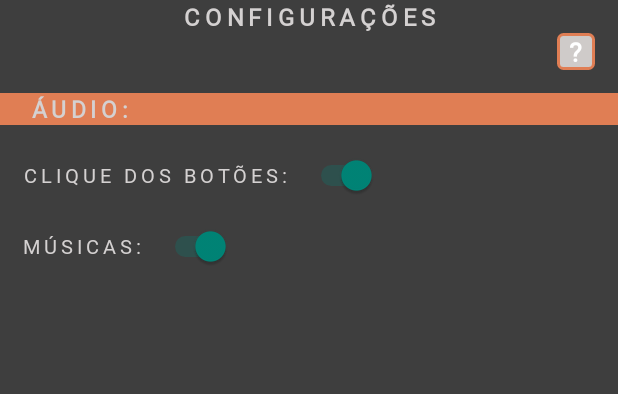
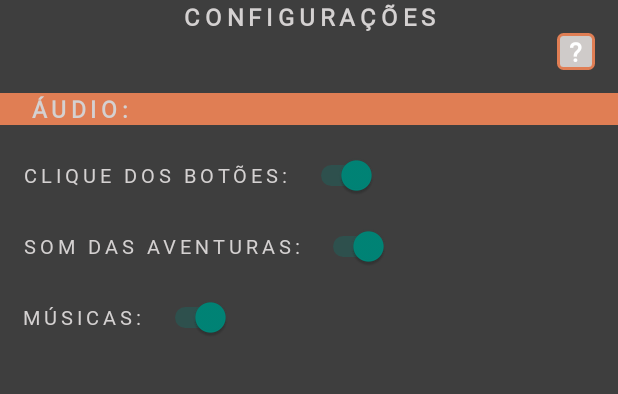
Before and after one commit to PedroKBarros/RPG_CL_Project, an Android app: the screen it shows after launch (ConfiguracaoAppActivity), after a tap on "CONFIGURAÇÕES", on a phone screen of 412 x 824 dp, the part 132-526 px from its top. Run offline under Robolectric (Android 15) with nearby library versions, the phone set to English and light mode, and no system bars.

Commit message:
Incluida e desenvolvida configuracao geral de som das aventuras.

```diff
--- a/app/src/main/java/usuario/app/rpg_cl_project/ConfiguracaoAppActivity.java
+++ b/app/src/main/java/usuario/app/rpg_cl_project/ConfiguracaoAppActivity.java
@@ -30,6 +30,7 @@ public class ConfiguracaoAppActivity extends AppCompatActivity {
     private ConfiguracaoApp configuracaoApp;
     private Switch switchConfigSomBotoes;
     private Switch switchConfigSomMusicas;
+    private Switch switchConfigSomAventuras;
     private TextView headerTitle;
     private TextView txtHelp;
     private ExecutaMensagem executaMensagem;
@@ -53,11 +54,13 @@ public class ConfiguracaoAppActivity extends AppCompatActivity {
     private void armazenaValoresConfigOnCreate(){
         valoresConfigOnCreate.add(switchConfigSomBotoes.isChecked());
         valoresConfigOnCreate.add(switchConfigSomMusicas.isChecked());
+        valoresConfigOnCreate.add(switchConfigSomAventuras.isChecked());
     }
 
     private void armazenaValoresConfigOnPause(){
         valoresConfigOnPause.add(switchConfigSomBotoes.isChecked());
         valoresConfigOnPause.add(switchConfigSomMusicas.isChecked());
+        valoresConfigOnPause.add(switchConfigSomAventuras.isChecked());
     }
 
     private void defineThreadBDAtualizaValorConfigs(){
@@ -78,6 +81,13 @@ public class ConfiguracaoAppActivity extends AppCompatActivity {
                     valorOnPause = (boolean) valoresConfigOnPause.get(1);
                     if (valorOnCreate != valorOnPause){
                         repositorioTbConfigApp.alteraValorTupla(2, valorOnPause == true ? 1 : 0);
+                    }
+
+                    //SOM AVENTURAS:
+                    valorOnCreate = (boolean) valoresConfigOnCreate.get(2);
+                    valorOnPause = (boolean) valoresConfigOnPause.get(2);
+                    if (valorOnCreate != valorOnPause){
+                        repositorioTbConfigApp.alteraValorTupla(3, valorOnPause == true ? 1 : 0);
                     }
                 }catch(SQLException e){
                     encerraRecursosBD();
@@ -126,7 +136,7 @@ public class ConfiguracaoAppActivity extends AppCompatActivity {
                             ConfiguracaoGeral configuracaoGeral = configuracaoApp.getConfiguracoesGerais().get(0);
                             if (configuracaoGeral.getValor() == 0) {
                                 switchConfigSomBotoes.setChecked(false);
-                        }else{
+                            }else{
                                 switchConfigSomBotoes.setChecked(true);
                             }
 
@@ -136,6 +146,14 @@ public class ConfiguracaoAppActivity extends AppCompatActivity {
                                 switchConfigSomMusicas.setChecked(false);
                             }else{
                                 switchConfigSomMusicas.setChecked(true);
+                            }
+
+                            //SOM AVENTURAS:
+                            configuracaoGeral = configuracaoApp.getConfiguracoesGerais().get(2);
+                            if (configuracaoGeral.getValor() == 0) {
+                                switchConfigSomAventuras.setChecked(false);
+                            }else{
+                                switchConfigSomAventuras.setChecked(true);
                             }
 
                             //Armazenando valores das configuracoes ao se inicar a activity
@@ -185,6 +203,7 @@ public class ConfiguracaoAppActivity extends AppCompatActivity {
         activityAtual = this;
         switchConfigSomBotoes = (Switch) findViewById(R.id.swt_som_botoes);
         switchConfigSomMusicas = (Switch) findViewById(R.id.swt_som_musica);
+        switchConfigSomAventuras = (Switch) findViewById(R.id.swt_som_aventuras);
         headerTitle = (TextView) findViewById(R.id.txt_titulo_cabecalho);
         headerTitle.setText("CONFIGURAÇÕES");
         txtHelp = (TextView) findViewById(R.id.txt_ajuda_cabecalho);
--- a/app/src/main/java/usuario/app/rpg_cl_project/database/ddl/DadosOpenHelper.java
+++ b/app/src/main/java/usuario/app/rpg_cl_project/database/ddl/DadosOpenHelper.java
@@ -47,6 +47,7 @@ public class DadosOpenHelper extends SQLiteOpenHelper {
         //  TB_CONFIG_APP:
         db.execSQL(ScriptDML.retornaInsercaoConfigSomBotoesTuplaTbConfigApp());
         db.execSQL(ScriptDML.retornaInsercaoConfigSomMusicasTuplaTbConfigApp());
+        db.execSQL(ScriptDML.retornaInsercaoConfigSomAventurasTuplaTbConfigApp());
 
         //  TB_CATEGORIA_TIPO:
         db.execSQL(ScriptDML.retornaInsercaoCategoria0TbCategoriaTipo());
--- a/app/src/main/java/usuario/app/rpg_cl_project/database/dml/repositorios/ScriptDML.java
+++ b/app/src/main/java/usuario/app/rpg_cl_project/database/dml/repositorios/ScriptDML.java
@@ -143,6 +143,13 @@ public class ScriptDML {
     public static String retornaInsercaoConfigSomBotoesTuplaTbConfigApp(){
         StringBuilder sql = new StringBuilder();
         sql.append("INSERT INTO TB_CONFIG_APP(chave, valor_min, valor_max, valor) VALUES('som_botoes', 0, 1, 1)");
+
+        return sql.toString();
+    }
+
+    public static String retornaInsercaoConfigSomAventurasTuplaTbConfigApp(){
+        StringBuilder sql = new StringBuilder();
+        sql.append("INSERT INTO TB_CONFIG_APP(chave, valor_min, valor_max, valor) VALUES('som_aventuras', 0, 1, 1)");
 
         return sql.toString();
     }
--- a/app/src/main/res/layout/activity_configuracao_app.xml
+++ b/app/src/main/res/layout/activity_configuracao_app.xml
@@ -38,6 +38,20 @@
                 android:textSize="13sp" />
 
         <Switch
+            android:id="@+id/swt_som_aventuras"
+            android:layout_width="wrap_content"
+            android:layout_height="wrap_content"
+            android:checked="true"
+            android:layout_marginTop="20dp"
+            android:layout_marginLeft="15dp"
+            android:fontFamily="@font/red_rose"
+            android:letterSpacing="0.2"
+            android:text="SOM DAS AVENTURAS:  "
+            android:textAlignment="textEnd"
+            android:textColor="@color/segunda_cor_texto"
+            android:textSize="13sp" />
+
+        <Switch
             android:id="@+id/swt_som_musica"
             android:layout_width="wrap_content"
             android:layout_height="wrap_content"
```
